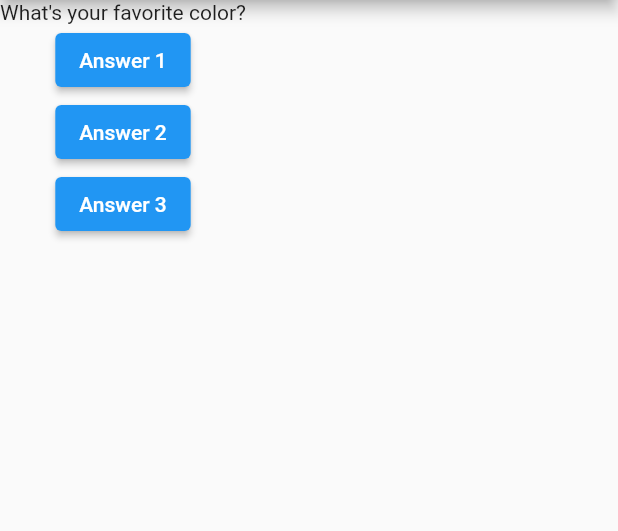
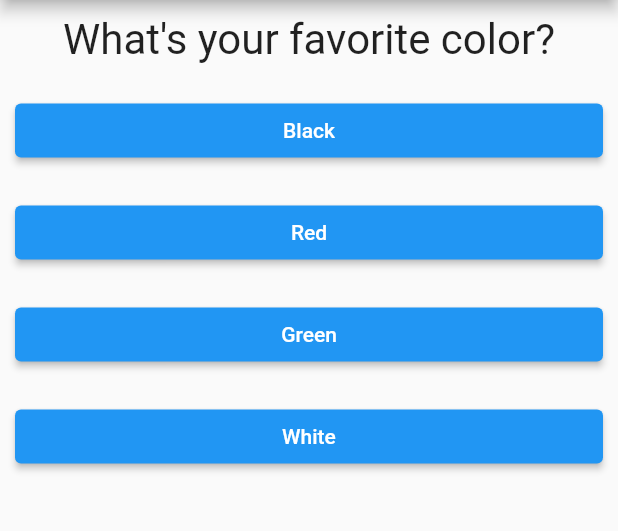
Before and after one commit to boranozum/FlutterProjects, a Flutter app: the screen it shows after launch, on a phone screen of 412 x 824 dp, the part 84-615 px from its top. Run offline on Flutter 3.47's test engine with Material 2 defaults, Android fonts, the phone set to English and light mode, and no system bars.

```diff
--- /dev/null
+++ b/first_app/lib/answer.dart
@@ -0,0 +1,25 @@
+import 'package:flutter/material.dart';
+
+class Answer extends StatelessWidget {
+  final String answerText;
+
+  // select handler is a function pointer
+  final VoidCallback selectHandler;
+
+  const Answer(this.answerText, this.selectHandler);
+
+  @override
+  Widget build(BuildContext context) {
+    return Container(
+      width: double.infinity,
+      margin: EdgeInsets.all(10),
+      child: ElevatedButton(
+        onPressed: selectHandler,
+        child: Text(answerText),
+        style: ButtonStyle(
+          backgroundColor: MaterialStateProperty.all(Colors.blue),
+        ),
+      ),
+    );
+  }
+}
--- a/first_app/lib/main.dart
+++ b/first_app/lib/main.dart
@@ -1,56 +1,98 @@
 import 'package:flutter/material.dart';
-import './question.dart';
+import './quiz.dart';
+import './result.dart';
 
 void main(List<String> args) {
   runApp(MyApp());
 }
 
 class MyApp extends StatefulWidget {
-
+  // Override the createState() method to return an instance of _MyAppState.
   @override
   State<MyApp> createState() => _MyAppState();
 }
 
+// This is the private State class that goes with MyApp.
+// extends State<MyApp> is required for the State class to be recognized as a State class.
 class _MyAppState extends State<MyApp> {
   var _questionIndex = 0;
+  var _totalScore = 0;
 
-  void _answerQuestion() {
+  void _answerQuestion(int score) {
     setState(() {
-      _questionIndex = (_questionIndex + 1) % _questionList.length;
+      _questionIndex = _questionIndex + 1;
     });
+
+    _totalScore += score;
   }
 
-  var _questionList = [
-    'What\'s your favorite color?',
-    'What\'s your favorite animal?'
+  void _resetQuiz() {
+    setState(() {
+      _questionIndex = 0;
+    });
+
+    _totalScore = 0;
+  }
+
+  static const _questionList = [
+    {
+      'questionText': 'What\'s your favorite color?',
+      'answers': [
+        {
+          'text': 'Black',
+          'score': 10,
+        },
+        {
+          'text': 'Red',
+          'score': 5,
+        },
+        {
+          'text': 'Green',
+          'score': 3,
+        },
+        {
+          'text': 'White',
+          'score': 1,
+        },
+      ]
+    },
+    {
+      'questionText': 'What\'s your favorite animal?',
+      'answers': [
+        {
+          'text': 'Rabbit',
+          'score': 3,
+        },
+        {
+          'text': 'Snake',
+          'score': 11,
+        },
+        {
+          'text': 'Elephant',
+          'score': 5,
+        },
+        {
+          'text': 'Lion',
+          'score': 9,
+        },
+      ]
+    }
   ];
 
   @override
   Widget build(BuildContext context) {
     // TODO: implement build
     return MaterialApp(
-      home: Scaffold(
-        appBar: AppBar(
-          title: Text('My First Page'),
-        ),
-        body: Column(
-          children: [
-            Question(_questionList[_questionIndex]),
-            ElevatedButton(
-              onPressed: _answerQuestion,
-              child: Text('Answer 1'),
+        home: Scaffold(
+            appBar: AppBar(
+              title: Text('My First Page'),
             ),
-            ElevatedButton(
-              onPressed: _answerQuestion,
-              child: Text('Answer 2'),
-            ),
-            ElevatedButton(
-              onPressed: _answerQuestion,
-              child: Text('Answer 3'),
-            ),
-          ],
-        ),
-      ),
-    );
+            body: _questionIndex < _questionList.length
+                ? Quiz(
+                    questionList: _questionList,
+                    questionIndex: _questionIndex,
+                    answerQuestion: _answerQuestion,
+                  )
+                : Result(resetQuiz: _resetQuiz, totalScore: _totalScore)));
   }
 }
--- a/first_app/lib/question.dart
+++ b/first_app/lib/question.dart
@@ -1,13 +1,20 @@
 import 'package:flutter/material.dart';
 
 class Question extends StatelessWidget {
-
   final String questionText;
 
   const Question(this.questionText);
 
   @override
   Widget build(BuildContext context) {
-    return Text(questionText);
+    return Container(
+      width: double.infinity,
+      margin: EdgeInsets.all(10),
+      child: Text(
+        questionText,
+        style: TextStyle(fontSize: 28),
+        textAlign: TextAlign.center,
+      ),
+    );
   }
 }
--- /dev/null
+++ b/first_app/lib/quiz.dart
@@ -0,0 +1,25 @@
+import 'package:flutter/material.dart';
+import './answer.dart';
+import './question.dart';
+
+class Quiz extends StatelessWidget {
+
+  final List<Map<String, Object>> questionList;
+  final int questionIndex;
+  final Function answerQuestion;
+
+  const Quiz({required this.questionList, required this.questionIndex, required this.answerQuestion});
+
+  @override
+  Widget build(BuildContext context) {
+    return Column(
+      children: [
+        Question(questionList[questionIndex]['questionText'] as String),
+        ...(questionList[questionIndex]['answers'] as List<Map<String, Object>>) // ... is the spread operator which gets the elements of the list
+            .map((answer) =>
+                Answer(answer['text'] as String, () => answerQuestion(answer['score'] as int))) // map() returns an iterable
+            .toList(), // toList() converts the iterable to a list
+      ],
+    );
+  }
+}
--- /dev/null
+++ b/first_app/lib/result.dart
@@ -0,0 +1,33 @@
+import 'package:flutter/src/widgets/framework.dart';
+import 'package:flutter/src/widgets/placeholder.dart';
+
+import 'package:flutter/material.dart';
+
+class Result extends StatelessWidget {
+
+  final VoidCallback resetQuiz;
+  final int totalScore;
+
+  const Result({super.key, required this.resetQuiz, required this.totalScore});
+
+  String get resultText {
+    return 'Total Score: $totalScore';
+  }
+
+  @override
+  Widget build(BuildContext context) {
+    return Container(
+      width: double.infinity,
+      margin: const EdgeInsets.all(10),
+      child: Column(
+        children: [
+          Text(resultText),
+          ElevatedButton(
+            onPressed: resetQuiz,
+            child: Text('Restart Quiz'),
+          ),
+        ],
+      ),
+    );
+  }
+}
```
